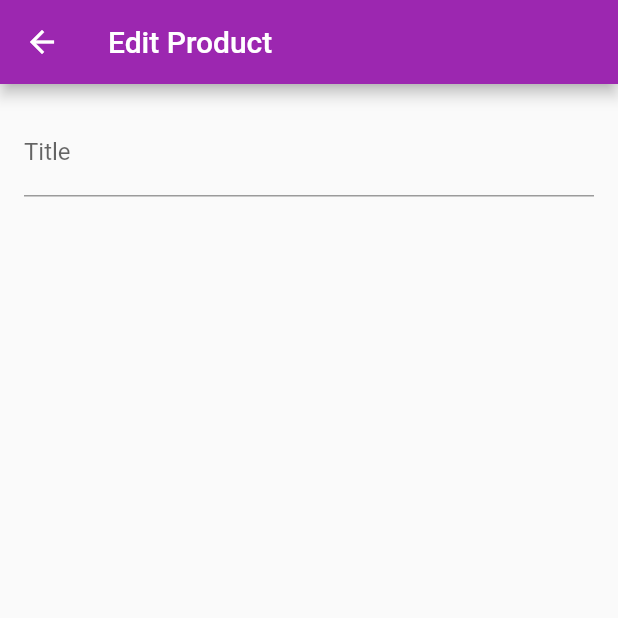
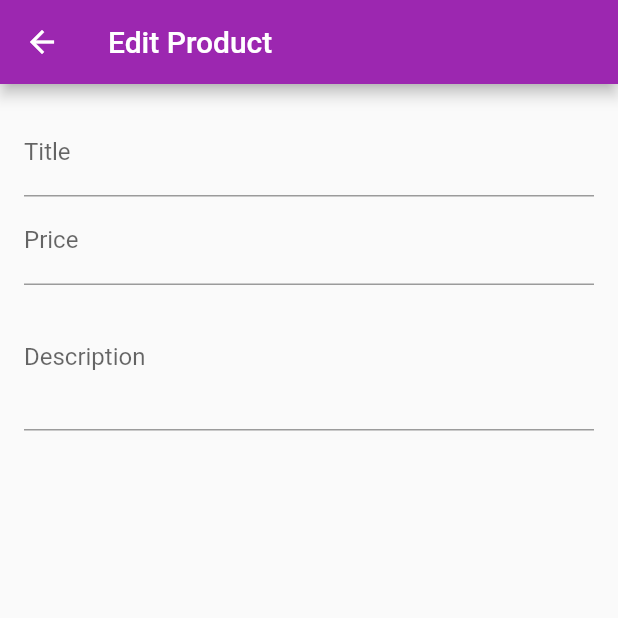
Before and after one commit to Nirbhay-nrb/The-Shop-App, a Flutter app: the EditProductScreen screen opened by its route, on a phone screen of 412 x 824 dp, the top half of it. Run offline on Flutter 3.47's test engine with Material 2 defaults, Android fonts, the phone set to English and light mode, and no system bars; network calls fail.

Commit message:
form creation initiated on edit product screen

```diff
--- a/the_shop_app/lib/screens/edit_product_screen.dart
+++ b/the_shop_app/lib/screens/edit_product_screen.dart
@@ -24,6 +24,16 @@ class _EditProductScreenState extends State<EditProductScreen> {
                   decoration: InputDecoration(labelText: 'Title'),
                   textInputAction: TextInputAction.next,
                 ),
+                TextFormField(
+                  decoration: InputDecoration(labelText: 'Price'),
+                  textInputAction: TextInputAction.next,
+                  keyboardType: TextInputType.number,
+                ),
+                TextFormField(
+                  decoration: InputDecoration(labelText: 'Description'),
+                  maxLines: 3,
+                  keyboardType: TextInputType.multiline,
+                ),
               ],
             ),
           ),
```
